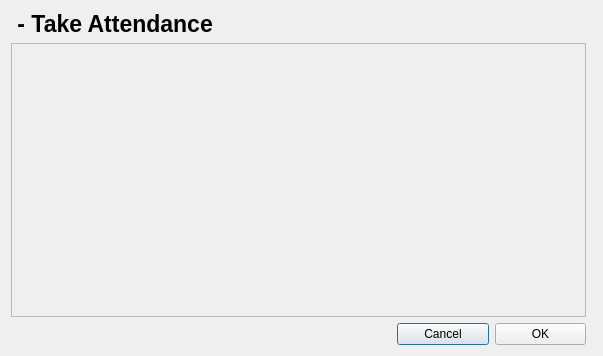
acedron/ace-class-utility, file AceClassUtility_TakeAttendance/aceclassutility_takeattendance.ui: the form before one commit.
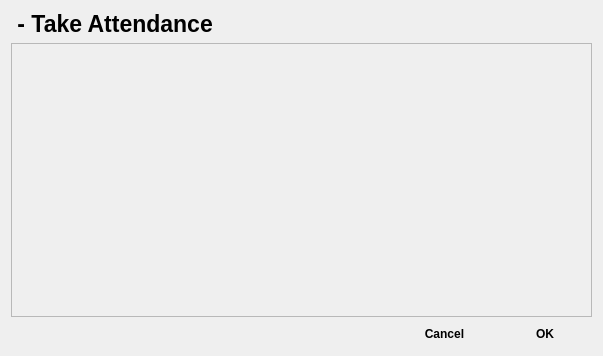
The form after the commit. Icons and pictures are not drawn.

Commit message: AceClassUtility_TakeAttendance done!

```diff
--- a/AceClassUtility_TakeAttendance/aceclassutility_takeattendance.ui
+++ b/AceClassUtility_TakeAttendance/aceclassutility_takeattendance.ui
@@ -32,7 +32,7 @@
    <string>Dialog</string>
   </property>
   <layout class="QGridLayout" name="gridLayout">
-   <item row="1" column="0">
+   <item row="2" column="0">
     <widget class="QScrollArea" name="studentList">
      <property name="widgetResizable">
       <bool>true</bool>
@@ -42,28 +42,14 @@
        <rect>
         <x>0</x>
         <y>0</y>
-        <width>577</width>
-        <height>267</height>
+        <width>583</width>
+        <height>265</height>
        </rect>
       </property>
      </widget>
     </widget>
    </item>
-   <item row="0" column="0" colspan="2">
-    <widget class="QLabel" name="titleLabel">
-     <property name="font">
-      <font>
-       <pointsize>17</pointsize>
-       <weight>75</weight>
-       <bold>true</bold>
-      </font>
-     </property>
-     <property name="text">
-      <string>&lt;className&gt; - Take Attendance</string>
-     </property>
-    </widget>
-   </item>
-   <item row="2" column="0">
+   <item row="3" column="0">
     <layout class="QHBoxLayout" name="horizontalLayout">
      <item>
       <widget class="QLabel" name="statusLabel">
@@ -92,21 +78,69 @@
      </item>
      <item>
       <widget class="QPushButton" name="cancelButton">
+       <property name="font">
+        <font>
+         <weight>75</weight>
+         <bold>true</bold>
+        </font>
+       </property>
        <property name="text">
         <string>Cancel</string>
        </property>
        <property name="icon">
-        <iconset theme="cancel"/>
+        <iconset theme="cancel">
+         <normaloff>.</normaloff>.</iconset>
+       </property>
+       <property name="flat">
+        <bool>true</bool>
        </property>
       </widget>
      </item>
      <item>
       <widget class="QPushButton" name="confirmButton">
+       <property name="font">
+        <font>
+         <weight>75</weight>
+         <bold>true</bold>
+        </font>
+       </property>
        <property name="text">
         <string>OK</string>
        </property>
        <property name="icon">
-        <iconset theme="dialog-ok"/>
+        <iconset theme="dialog-ok">
+         <normaloff>.</normaloff>.</iconset>
+       </property>
+       <property name="flat">
+        <bool>true</bool>
+       </property>
+      </widget>
+     </item>
+    </layout>
+   </item>
+   <item row="0" column="0">
+    <layout class="QHBoxLayout" name="titleLayout">
+     <item>
+      <widget class="QLabel" name="titleLabel">
+       <property name="font">
+        <font>
+         <pointsize>17</pointsize>
+         <weight>75</weight>
+         <bold>true</bold>
+        </font>
+       </property>
+       <property name="text">
+        <string>&lt;className&gt; - Take Attendance</string>
+       </property>
+      </widget>
+     </item>
+     <item>
+      <widget class="QLabel" name="dateTimeLabel">
+       <property name="text">
+        <string>&lt;attendanceDateTime&gt;</string>
+       </property>
+       <property name="alignment">
+        <set>Qt::AlignRight|Qt::AlignTrailing|Qt::AlignVCenter</set>
        </property>
       </widget>
      </item>
```
The commit also changes 7 other files.
